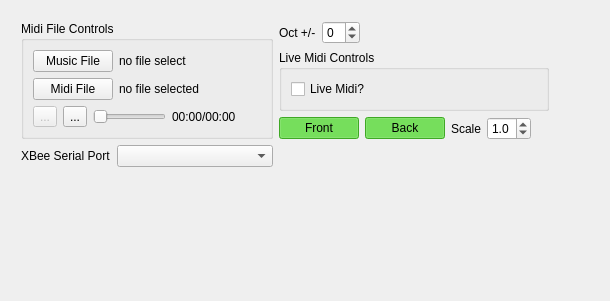
First picture: the form in command_station/src/mainwidget.ui, repository PeterMitrano/glowsuit, before the edit.
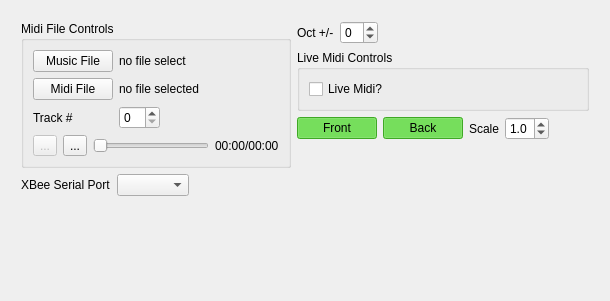
Second picture: the form after the edit. Icons and pictures are not drawn.

Commit message: improve layout managment/stretching

Diff of the .ui file:
```diff
--- a/command_station/src/mainwidget.ui
+++ b/command_station/src/mainwidget.ui
@@ -20,7 +20,7 @@
    <item>
     <layout class="QVBoxLayout" name="vertical_layout">
      <item>
-      <layout class="QHBoxLayout" name="horizontal_layout">
+      <layout class="QHBoxLayout" name="horizontal_layout" stretch="1,0">
        <property name="leftMargin">
         <number>10</number>
        </property>
@@ -74,6 +74,40 @@
                 </property>
                </widget>
               </item>
+              <item row="3" column="0">
+               <widget class="QLabel" name="label">
+                <property name="text">
+                 <string>Track #</string>
+                </property>
+               </widget>
+              </item>
+              <item row="3" column="1">
+               <layout class="QHBoxLayout" name="horizontalLayout_5">
+                <item>
+                 <widget class="QSpinBox" name="spinBox">
+                  <property name="sizePolicy">
+                   <sizepolicy hsizetype="Minimum" vsizetype="Fixed">
+                    <horstretch>0</horstretch>
+                    <verstretch>0</verstretch>
+                   </sizepolicy>
+                  </property>
+                 </widget>
+                </item>
+                <item>
+                 <spacer name="horizontalSpacer_3">
+                  <property name="orientation">
+                   <enum>Qt::Horizontal</enum>
+                  </property>
+                  <property name="sizeHint" stdset="0">
+                   <size>
+                    <width>40</width>
+                    <height>20</height>
+                   </size>
+                  </property>
+                 </spacer>
+                </item>
+               </layout>
+              </item>
              </layout>
             </item>
             <item>
@@ -120,19 +154,6 @@
                 </property>
                </widget>
               </item>
-              <item>
-               <spacer name="horizontalSpacer_2">
-                <property name="orientation">
-                 <enum>Qt::Horizontal</enum>
-                </property>
-                <property name="sizeHint" stdset="0">
-                 <size>
-                  <width>36</width>
-                  <height>20</height>
-                 </size>
-                </property>
-               </spacer>
-              </item>
              </layout>
             </item>
            </layout>
@@ -148,14 +169,31 @@
             </widget>
            </item>
            <item row="0" column="1">
-            <widget class="QComboBox" name="xbee_port_combobox">
-             <property name="sizePolicy">
-              <sizepolicy hsizetype="MinimumExpanding" vsizetype="Fixed">
-               <horstretch>0</horstretch>
-               <verstretch>0</verstretch>
-              </sizepolicy>
-             </property>
-            </widget>
+            <layout class="QHBoxLayout" name="horizontalLayout_6">
+             <item>
+              <widget class="QComboBox" name="xbee_port_combobox">
+               <property name="sizePolicy">
+                <sizepolicy hsizetype="Minimum" vsizetype="Fixed">
+                 <horstretch>0</horstretch>
+                 <verstretch>0</verstretch>
+                </sizepolicy>
+               </property>
+              </widget>
+             </item>
+             <item>
+              <spacer name="horizontalSpacer_4">
+               <property name="orientation">
+                <enum>Qt::Horizontal</enum>
+               </property>
+               <property name="sizeHint" stdset="0">
+                <size>
+                 <width>40</width>
+                 <height>20</height>
+                </size>
+               </property>
+              </spacer>
+             </item>
+            </layout>
            </item>
           </layout>
          </item>
@@ -209,6 +247,9 @@
              <property name="orientation">
               <enum>Qt::Horizontal</enum>
              </property>
+             <property name="sizeType">
+              <enum>QSizePolicy::MinimumExpanding</enum>
+             </property>
              <property name="sizeHint" stdset="0">
               <size>
                <width>40</width>
@@ -270,6 +311,9 @@
               <property name="orientation">
                <enum>Qt::Horizontal</enum>
               </property>
+              <property name="sizeType">
+               <enum>QSizePolicy::MinimumExpanding</enum>
+              </property>
               <property name="sizeHint" stdset="0">
                <size>
                 <width>40</width>
@@ -394,6 +438,9 @@
              <property name="orientation">
               <enum>Qt::Horizontal</enum>
              </property>
+             <property name="sizeType">
+              <enum>QSizePolicy::MinimumExpanding</enum>
+             </property>
              <property name="sizeHint" stdset="0">
               <size>
                <width>40</width>
@@ -422,22 +469,6 @@
          </item>
         </layout>
        </item>
-       <item>
-        <spacer name="horizontalSpacer_7">
-         <property name="orientation">
-          <enum>Qt::Horizontal</enum>
-         </property>
-         <property name="sizeType">
-          <enum>QSizePolicy::MinimumExpanding</enum>
-         </property>
-         <property name="sizeHint" stdset="0">
-          <size>
-           <width>40</width>
-           <height>20</height>
-          </size>
-         </property>
-        </spacer>
-       </item>
       </layout>
      </item>
     </layout>
```
Left out of the diff: 14 changed lines with no effect on the pictures.
